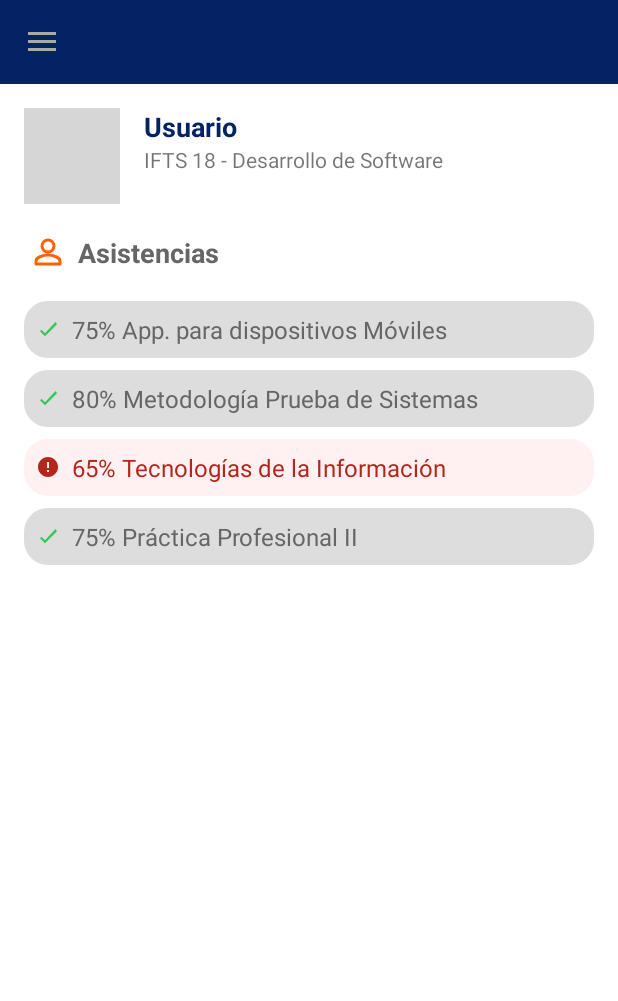
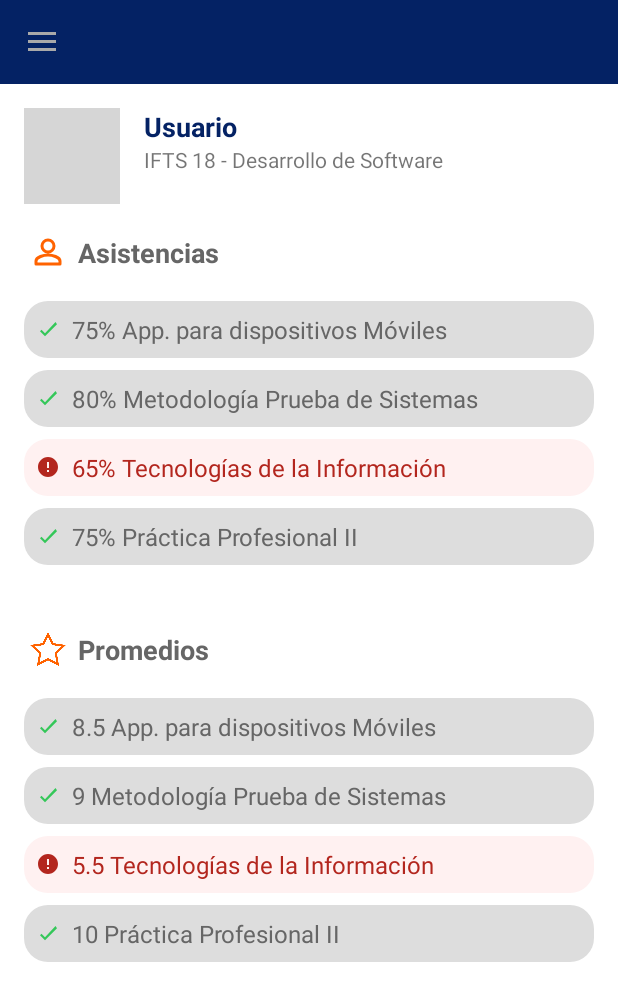
Before and after one commit to juan4450/TPfinal-Mobile, an Android app built with Jetpack Compose: the HomeActivity screen opened directly, with no data from a screen before it, on a phone screen of 412 x 824 dp. Shown: the top 1001 px of the screen. Run offline under Robolectric (Android 15) with nearby library versions, the phone set to English and light mode, and no system bars; grey boxes are pictures that could not be loaded.

Commit message:
se agrega promedios al Home

```diff
--- a/app/src/main/java/com/example/tpfinalmobile/HomeActivity.kt
+++ b/app/src/main/java/com/example/tpfinalmobile/HomeActivity.kt
@@ -50,7 +50,11 @@ class HomeActivity : AppCompatActivity(), NavigationView.OnNavigationItemSelecte
         userName.text = getString(R.string.home_welcome, usuario)
 
         val recyclerView: RecyclerView = findViewById(R.id.recyclerHome)
+        val recyclerViewScore: RecyclerView = findViewById(R.id.recyclerScore)
+
         recyclerView.layoutManager = LinearLayoutManager(this)
+        recyclerViewScore.layoutManager = LinearLayoutManager(this)
+
 
         val homeItems = listOf(
             HomeItem("75% App. para dispositivos Móviles", R.drawable.ic_check_green, R.color.grisOscuro, R.drawable.bg_classic_item),
@@ -59,8 +63,18 @@ class HomeActivity : AppCompatActivity(), NavigationView.OnNavigationItemSelecte
             HomeItem("75% Práctica Profesional II", R.drawable.ic_check_green, R.color.grisOscuro,  R.drawable.bg_classic_item),
         )
 
+        val scoreItems = listOf(
+            HomeItem("8.5 App. para dispositivos Móviles", R.drawable.ic_check_green, R.color.grisOscuro, R.drawable.bg_classic_item),
+            HomeItem("9 Metodología Prueba de Sistemas", R.drawable.ic_check_green, R.color.grisOscuro,  R.drawable.bg_classic_item),
+            HomeItem("5.5 Tecnologías de la Información",  R.drawable.ic_error, R.color.error, R.drawable.bg_error_rounded),
+            HomeItem("10 Práctica Profesional II", R.drawable.ic_check_green, R.color.grisOscuro,  R.drawable.bg_classic_item),
+        )
+
         val adapter = HomeAdapter(homeItems)
         recyclerView.adapter = adapter
+
+        val scoreAdapter = HomeAdapter(scoreItems)
+        recyclerViewScore.adapter = scoreAdapter
 
     }
 
--- a/app/src/main/res/layout/app_bar_home.xml
+++ b/app/src/main/res/layout/app_bar_home.xml
@@ -90,4 +90,43 @@
         app:layout_constraintTop_toBottomOf="@id/userAttendance"
         app:layout_constraintStart_toStartOf="@id/userAttendance"
         />
+
+    <LinearLayout
+        android:id="@+id/userScore"
+        android:layout_width="match_parent"
+        android:layout_height="wrap_content"
+        android:orientation="horizontal"
+        android:gravity="center_vertical"
+        android:layout_marginTop="40dp"
+        android:layout_marginStart="20dp"
+        app:layout_constraintTop_toBottomOf="@id/recyclerHome"
+        app:layout_constraintStart_toStartOf="@id/recyclerHome">
+
+        <ImageView
+            android:layout_width="24dp"
+            android:layout_height="24dp"
+            android:src="@drawable/ic_star"
+            app:tint="@color/orange_star"/>
+
+        <TextView
+            android:layout_width="108dp"
+            android:layout_height="wrap_content"
+            android:layout_marginStart="8dp"
+            android:text="Promedios"
+            android:textColor="@color/grisOscuro"
+            android:textSize="18sp"
+            android:textStyle="bold" />
+    </LinearLayout>
+
+    <androidx.recyclerview.widget.RecyclerView
+        android:id="@+id/recyclerScore"
+        android:layout_width="match_parent"
+        android:layout_height="wrap_content"
+        android:layout_margin="16dp"
+        android:layout_marginTop="40dp"
+        app:layout_constraintTop_toBottomOf="@id/userScore"
+        app:layout_constraintStart_toStartOf="@id/userScore"
+        />
+
+
 </androidx.constraintlayout.widget.ConstraintLayout>
```
